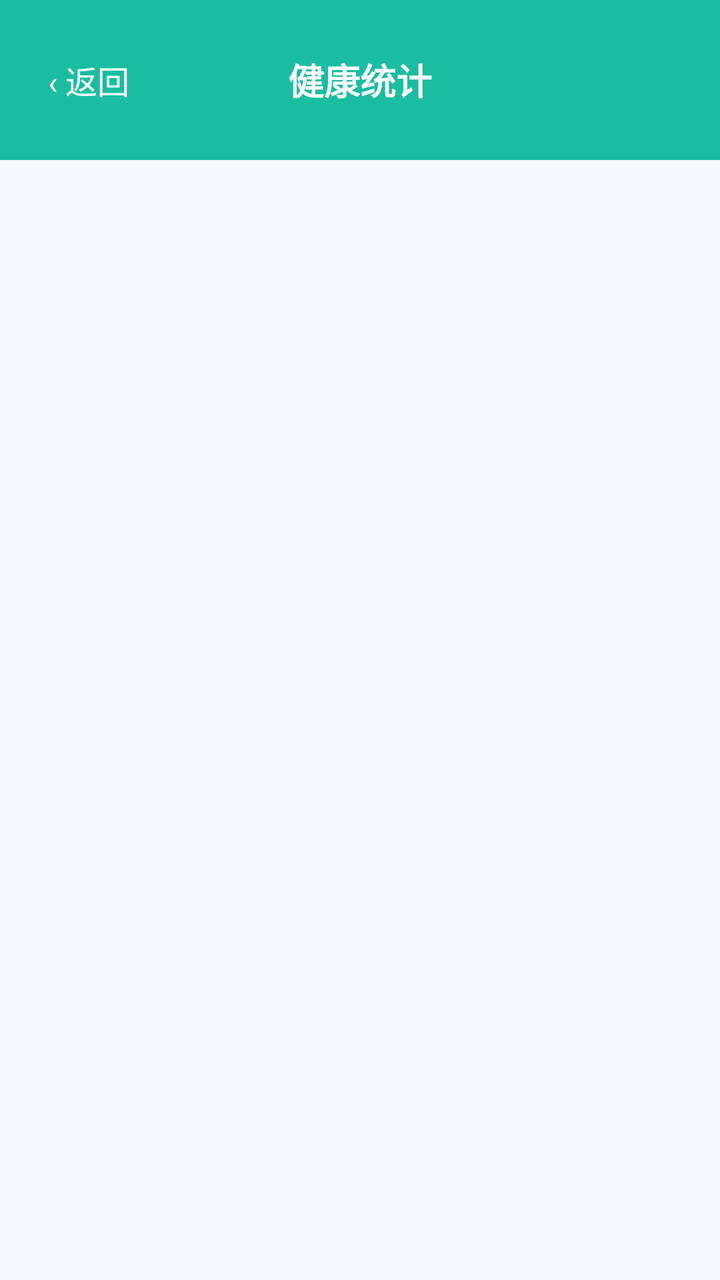
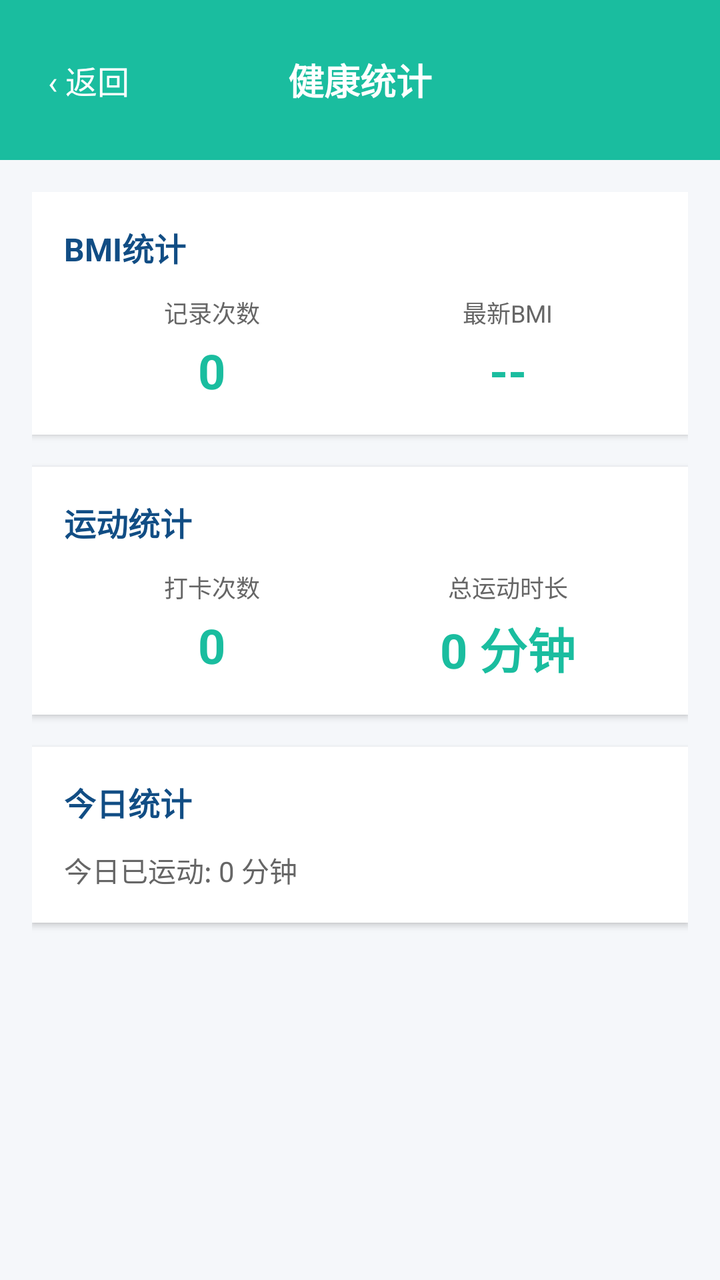

Two renders of the same Android screen: before a commit and after it. Below are the layout's source before the change and the commit's diff.
<!-- AndroidManifest.xml: application theme Theme.Bmi_app -->
<!-- res/layout/activity_stats.xml -->
<?xml version="1.0" encoding="utf-8"?>
<LinearLayout xmlns:android="http://schemas.android.com/apk/res/android"
    android:layout_width="match_parent"
    android:layout_height="match_parent"
    android:background="#F5F7FA"
    android:orientation="vertical">

    
    
    
    <RelativeLayout
        android:layout_width="match_parent"
        android:layout_height="80dp"
        android:paddingTop="24dp"
        android:background="#1ABD9F"
        android:paddingStart="16dp"
        android:paddingEnd="16dp">

        <TextView
            android:id="@+id/tv_back"
            android:layout_width="wrap_content"
            android:layout_height="wrap_content"
            android:layout_centerVertical="true"
            android:layout_alignParentStart="true"
            android:text="‹ 返回"
            android:textColor="#FFFFFF"
            android:textSize="16sp"
            android:padding="8dp" />

        <TextView
            android:layout_width="wrap_content"
            android:layout_height="wrap_content"
            android:layout_centerInParent="true"
            android:text="健康统计"
            android:textColor="#FFFFFF"
            android:textSize="18sp"
            android:textStyle="bold" />

        
        <TextView
            android:id="@+id/tv_delete_goal"
            android:layout_width="wrap_content"
            android:layout_height="wrap_content"
            android:layout_centerVertical="true"
            android:layout_alignParentEnd="true"
            android:text="删除"
            android:textColor="#FFE0E0"
            android:textSize="14sp"
            android:padding="8dp"
            android:visibility="gone" />
    </RelativeLayout>
</LinearLayout>
<!-- resources referenced by this layout -->
<resources>
  <style name="Theme.Bmi_app" parent="Theme.AppCompat.Light.NoActionBar">
          <item name="colorPrimary">#1ABD9F</item>
          <item name="colorPrimaryDark">#148F7A</item>
          <item name="colorAccent">#1ABD9F</item>
      </style>
</resources>

<!-- the commit's change to res/layout/activity_stats.xml (unified diff, before → after) -->
@@ -5,8 +5,6 @@
     android:background="#F5F7FA"
     android:orientation="vertical">
 
-    
-    
     
     <RelativeLayout
         android:layout_width="match_parent"
@@ -35,18 +33,201 @@
             android:textColor="#FFFFFF"
             android:textSize="18sp"
             android:textStyle="bold" />
-
-        
-        <TextView
-            android:id="@+id/tv_delete_goal"
-            android:layout_width="wrap_content"
+    </RelativeLayout>
+
+    
+    <ScrollView
+        android:layout_width="match_parent"
+        android:layout_height="match_parent">
+
+        <LinearLayout
+            android:layout_width="match_parent"
             android:layout_height="wrap_content"
-            android:layout_centerVertical="true"
-            android:layout_alignParentEnd="true"
-            android:text="删除"
-            android:textColor="#FFE0E0"
-            android:textSize="14sp"
-            android:padding="8dp"
-            android:visibility="gone" />
-    </RelativeLayout>
+            android:orientation="vertical"
+            android:padding="16dp">
+
+            
+            <LinearLayout
+                android:layout_width="match_parent"
+                android:layout_height="wrap_content"
+                android:background="#FFFFFF"
+                android:orientation="vertical"
+                android:padding="16dp"
+                android:elevation="2dp"
+                android:layout_marginBottom="16dp"
+                android:radius="12dp">
+
+                <TextView
+                    android:layout_width="wrap_content"
+                    android:layout_height="wrap_content"
+                    android:text="BMI统计"
+                    android:textColor="#114D84"
+                    android:textSize="16sp"
+                    android:textStyle="bold" />
+
+                <LinearLayout
+                    android:layout_width="match_parent"
+                    android:layout_height="wrap_content"
+                    android:orientation="horizontal"
+                    android:layout_marginTop="12dp">
+
+                    <LinearLayout
+                        android:layout_width="0dp"
+                        android:layout_height="wrap_content"
+                        android:layout_weight="1"
+                        android:gravity="center"
+                        android:orientation="vertical">
+
+                        <TextView
+                            android:layout_width="wrap_content"
+                            android:layout_height="wrap_content"
+                            android:text="记录次数"
+                            android:textColor="#666666"
+                            android:textSize="12sp" />
+
+                        <TextView
+                            android:id="@+id/tv_bmi_count"
+                            android:layout_width="wrap_content"
+                            android:layout_height="wrap_content"
+                            android:layout_marginTop="4dp"
+                            android:text="0"
+                            android:textColor="#1ABD9F"
+                            android:textSize="24sp"
+                            android:textStyle="bold" />
+                    </LinearLayout>
+
+                    <LinearLayout
+                        android:layout_width="0dp"
+                        android:layout_height="wrap_content"
+                        android:layout_weight="1"
+                        android:gravity="center"
+                        android:orientation="vertical">
+
+                        <TextView
+                            android:layout_width="wrap_content"
+                            android:layout_height="wrap_content"
+                            android:text="最新BMI"
+                            android:textColor="#666666"
+                            android:textSize="12sp" />
+
+                        <TextView
+                            android:id="@+id/tv_latest_bmi"
+                            android:layout_width="wrap_content"
+                            android:layout_height="wrap_content"
+                            android:layout_marginTop="4dp"
+                            android:text="--"
+                            android:textColor="#1ABD9F"
+                            android:textSize="24sp"
+                            android:textStyle="bold" />
+                    </LinearLayout>
+                </LinearLayout>
+            </LinearLayout>
+
+            
+            <LinearLayout
+                android:layout_width="match_parent"
+                android:layout_height="wrap_content"
+                android:background="#FFFFFF"
+                android:orientation="vertical"
+                android:padding="16dp"
+                android:elevation="2dp"
+                android:layout_marginBottom="16dp"
+                android:radius="12dp">
+
+                <TextView
+                    android:layout_width="wrap_content"
+                    android:layout_height="wrap_content"
+                    android:text="运动统计"
+                    android:textColor="#114D84"
+                    android:textSize="16sp"
+                    android:textStyle="bold" />
+
+                <LinearLayout
+                    android:layout_width="match_parent"
+                    android:layout_height="wrap_content"
+                    android:orientation="horizontal"
+                    android:layout_marginTop="12dp">
+
+                    <LinearLayout
+                        android:layout_width="0dp"
+                        android:layout_height="wrap_content"
+                        android:layout_weight="1"
+                        android:gravity="center"
+                        android:orientation="vertical">
+
+                        <TextView
+                            android:layout_width="wrap_content"
+                            android:layout_height="wrap_content"
+                            android:text="打卡次数"
+                            android:textColor="#666666"
+                            android:textSize="12sp" />
+
+                        <TextView
+                            android:id="@+id/tv_checkin_count"
+                            android:layout_width="wrap_content"
+                            android:layout_height="wrap_content"
+                            android:layout_marginTop="4dp"
+                            android:text="0"
+                            android:textColor="#1ABD9F"
+                            android:textSize="24sp"
+                            android:textStyle="bold" />
+                    </LinearLayout>
+
+                    <LinearLayout
+                        android:layout_width="0dp"
+                        android:layout_height="wrap_content"
+                        android:layout_weight="1"
+                        android:gravity="center"
+                        android:orientation="vertical">
+
+                        <TextView
+                            android:layout_width="wrap_content"
+                            android:layout_height="wrap_content"
+                            android:text="总运动时长"
+                            android:textColor="#666666"
+                            android:textSize="12sp" />
+
+                        <TextView
+                            android:id="@+id/tv_total_minutes"
+                            android:layout_width="wrap_content"
+                            android:layout_height="wrap_content"
+                            android:layout_marginTop="4dp"
+                            android:text="0 分钟"
+                            android:textColor="#1ABD9F"
+                            android:textSize="24sp"
+                            android:textStyle="bold" />
+                    </LinearLayout>
+                </LinearLayout>
+            </LinearLayout>
+
+            
+            <LinearLayout
+                android:layout_width="match_parent"
+                android:layout_height="wrap_content"
+                android:background="#FFFFFF"
+                android:orientation="vertical"
+                android:padding="16dp"
+                android:elevation="2dp"
+                android:layout_marginBottom="16dp"
+                android:radius="12dp">
+
+                <TextView
+                    android:layout_width="wrap_content"
+                    android:layout_height="wrap_content"
+                    android:text="今日统计"
+                    android:textColor="#114D84"
+                    android:textSize="16sp"
+                    android:textStyle="bold" />
+
+                <TextView
+                    android:id="@+id/tv_today_exercise"
+                    android:layout_width="wrap_content"
+                    android:layout_height="wrap_content"
+                    android:layout_marginTop="12dp"
+                    android:text="今日已运动: 0 分钟"
+                    android:textColor="#666666"
+                    android:textSize="14sp" />
+            </LinearLayout>
+        </LinearLayout>
+    </ScrollView>
 </LinearLayout>
